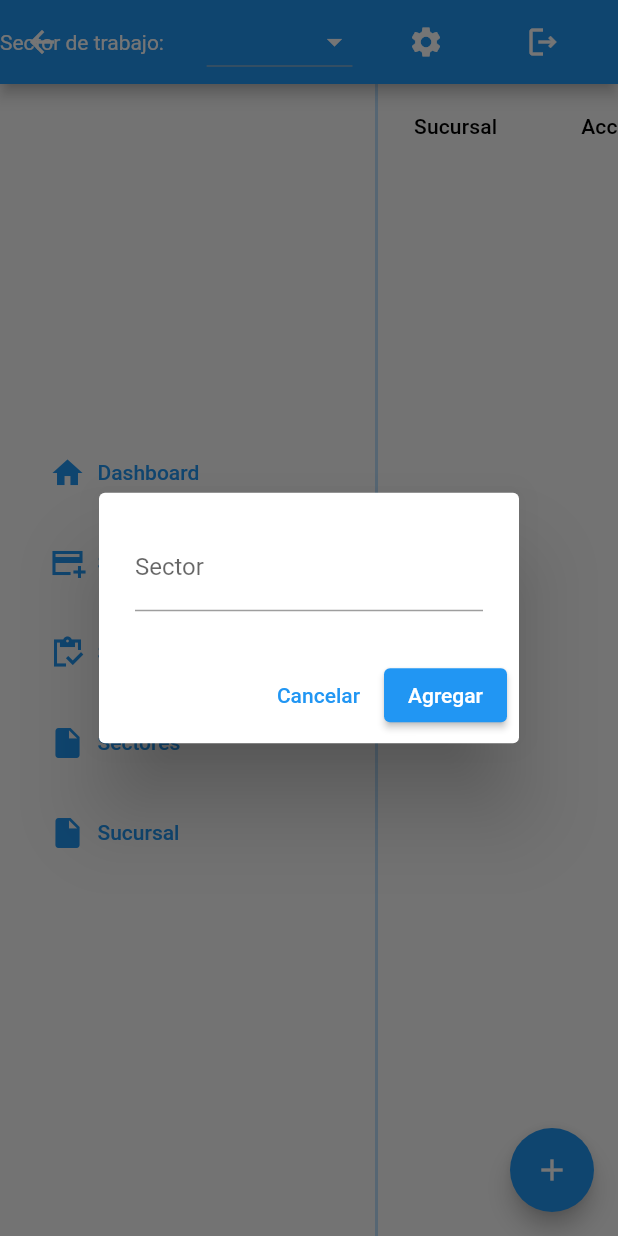
After one commit to Akrata/soporte_app, a Flutter app: the HomeScreen screen opened by its route, after a tap on "Sucursal", after a tap on the "add" icon, on a phone screen of 412 x 824 dp. The commit adds this screen. Run offline on Flutter 3.47's test engine with Material 2 defaults, Android fonts, the phone set to English and light mode, and no system bars; our stand-ins replace pdf, pocketbase, printing; missing offline and left inert: window_manager; accounts and stored records are empty; network calls fail.

Commit message:
agregando sucursal

```diff
--- a/lib/DB/db.dart
+++ b/lib/DB/db.dart
@@ -1,4 +1,4 @@
 class DB {
-  // static const String dbIp = '192.2.21.12:8090';
-  static const String dbIp = '127.0.0.1:8090';
+  static const String dbIp = '192.2.21.12:8090';
+  // static const String dbIp = '127.0.0.1:8090';
 }
--- /dev/null
+++ b/lib/pages/sucursal_page.dart
@@ -0,0 +1,148 @@
+import 'package:flutter/material.dart';
+import 'package:provider/provider.dart';
+import 'package:soporte_app/models/sucursal.dart';
+
+import 'package:soporte_app/providers/request_providers/sucursales_request.dart';
+import 'package:soporte_app/widgets/form_agregar_sector.dart';
+import 'package:soporte_app/widgets/form_agregar_sucursal.dart';
+
+import '../providers/auth/auth_with_pass.dart';
+
+class SucursalPage extends StatelessWidget {
+  const SucursalPage({Key? key}) : super(key: key);
+
+  @override
+  Widget build(BuildContext context) {
+    final sucursal = Provider.of<SucursalesRequest>(context);
+    final listaSucursales = sucursal.listaSucursales;
+
+    final user = Provider.of<AuthWithPass>(context);
+
+    // _showDeletePopup(Sucursal data) {
+    //   showDialog(
+    //     context: context,
+    //     builder: (context) => AlertDialog(
+    //       content: Column(
+    //         mainAxisSize: MainAxisSize.min,
+    //         children: [
+    //           Text(
+    //               "Esta intentando eliminar por completo la sucursal ${data.nombre}"),
+    //           Text(
+    //               "Al eliminarlo, también eliminará todo lo asociado al sector, impresoras, equipos, etc"),
+    //           Text("Desea continuar?"),
+    //         ],
+    //       ),
+    //       actions: [
+    //         TextButton(
+    //           onPressed: () {
+    //             Navigator.pop(context);
+    //           },
+    //           child: Text("Canelar"),
+    //         ),
+    //         TextButton(
+    //           onPressed: () {
+    //             sucursal.deleteSucursal(data.id);
+    //             Navigator.pop(context);
+    //           },
+    //           child: Text(
+    //             "Eliminar",
+    //             style: TextStyle(color: Colors.red),
+    //           ),
+    //         ),
+    //       ],
+    //     ),
+    //   );
+    // }
+
+    _showEditPopup(Sucursal data) {
+      Sucursal sucursalActual = data;
+      showDialog(
+        context: context,
+        builder: (context) => AlertDialog(
+          content: Form(
+            child: Column(
+              mainAxisSize: MainAxisSize.min,
+              children: [
+                TextFormField(
+                  initialValue: data.nombre,
+                  decoration: InputDecoration(labelText: 'Nombre de sucursal'),
+                  onChanged: (value) => sucursalActual.nombre = value,
+                ),
+              ],
+            ),
+          ),
+          actions: [
+            TextButton(
+                onPressed: () {
+                  Navigator.pop(context);
+                },
+                child: Text("Cancelar")),
+            ElevatedButton(
+                onPressed: () {
+                  // sucursal.editRequest(sucursalActual, 'sucursal');
+
+                  Navigator.pop(context);
+                },
+                child: Text("Confirmar")),
+          ],
+        ),
+      );
+    }
+
+    return Scaffold(
+      body: Column(
+        children: [
+          Container(
+            width: double.infinity,
+            child: SingleChildScrollView(
+                child: DataTable(
+              columns: const [
+                DataColumn(label: Text('Sucursal')),
+                DataColumn(label: Text('Acciones')),
+              ],
+              rows: listaSucursales
+                  .map(
+                    (data) => DataRow(
+                      cells: [
+                        DataCell(
+                          Text(data.nombre),
+                        ),
+                        DataCell(Row(
+                          children: [
+                            IconButton(
+                              icon: Icon(Icons.edit,
+                                  color: Colors.amber.shade300),
+                              onPressed: () {
+                                _showEditPopup(data);
+                              },
+                            ),
+                            // IconButton(
+                            //   icon: Icon(
+                            //     Icons.delete,
+                            //     color: Colors.red.shade300,
+                            //   ),
+                            //   onPressed: () {
+                            //     _showDeletePopup(data);
+                            //   },
+                            // ),
+                          ],
+                        )),
+                      ],
+                    ),
+                  )
+                  .toList(),
+            )),
+          ),
+        ],
+      ),
+      floatingActionButton: FloatingActionButton(
+          onPressed: () {
+            showDialog(
+              context: context,
+              builder: (context) => FormAgregarSucursal(),
+            );
+          },
+          child: Icon(Icons.add)),
+    );
+  }
+}
--- a/lib/screens/home_screen.dart
+++ b/lib/screens/home_screen.dart
@@ -3,6 +3,7 @@ import 'package:provider/provider.dart';
 import 'package:soporte_app/pages/dashboard_page.dart';
 import 'package:soporte_app/pages/sector_page.dart';
 import 'package:soporte_app/pages/solicitud_toner_page.dart';
+import 'package:soporte_app/pages/sucursal_page.dart';
 import 'package:soporte_app/pages/toner_page.dart';
 import 'package:soporte_app/providers/auth/auth_with_pass.dart';
 import 'package:soporte_app/providers/menu/menu_provider.dart';
@@ -115,6 +116,15 @@ class HomeScreen extends StatelessWidget {
                   },
                   icon: const Icon(Icons.insert_drive_file),
                   index: menuP.selectedPage),
+              SideMenuItems(
+                  title: 'Sucursal',
+                  onTap: () {
+                    menuP.page
+                        .animateToPage(4, duration: duration, curve: curve);
+                    menuP.selectedPage = 4;
+                  },
+                  icon: const Icon(Icons.insert_drive_file),
+                  index: menuP.selectedPage),
             ],
           ),
           Container(
@@ -130,6 +140,7 @@ class HomeScreen extends StatelessWidget {
                 SolicitudTonerPage(),
                 TonerPage(),
                 SectorPage(),
+                SucursalPage()
               ],
             ),
           )
--- /dev/null
+++ b/lib/widgets/form_agregar_sucursal.dart
@@ -0,0 +1,46 @@
+import 'package:flutter/material.dart';
+import 'package:provider/provider.dart';
+import 'package:soporte_app/models/sector.dart';
+import 'package:soporte_app/providers/request_providers/sector_request.dart';
+import 'package:soporte_app/providers/request_providers/sucursales_request.dart';
+
+class FormAgregarSucursal extends StatelessWidget {
+  const FormAgregarSucursal({super.key});
+
+  @override
+  Widget build(BuildContext context) {
+    final sucursal = Provider.of<SucursalesRequest>(context);
+
+    return Form(
+      child: AlertDialog(
+        content: Form(
+          child: Column(
+            mainAxisSize: MainAxisSize.min,
+            children: [
+              TextFormField(
+                decoration: InputDecoration(labelText: 'Sector'),
+                // onChanged: (value) =>
+                //     sucursal.sucursalParaAgregar.nombre = value,
+              ),
+            ],
+          ),
+        ),
+        actions: [
+          TextButton(
+              onPressed: () {
+                Navigator.pop(context);
+              },
+              child: Text("Cancelar")),
+          ElevatedButton(
+              onPressed: () {
+                // sucursal.createRequest(
+                //     sucursal.sucursalParaAgregar, 'sucursal');
+
+                Navigator.pop(context);
+              },
+              child: Text("Agregar")),
+        ],
+      ),
+    );
+  }
+}
```
